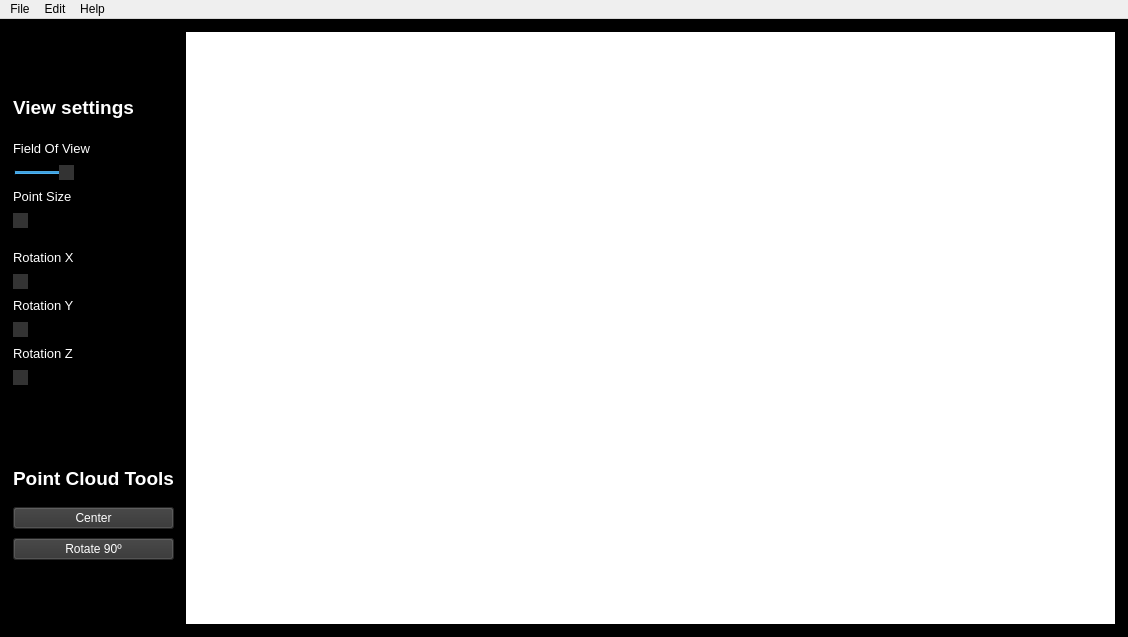
This is PointCloudEditor/code/PointCloudEditor.ui in miguelgutierrezruano/PointCloudEditor as Qt 5 draws it before an edit. The edited form follows.
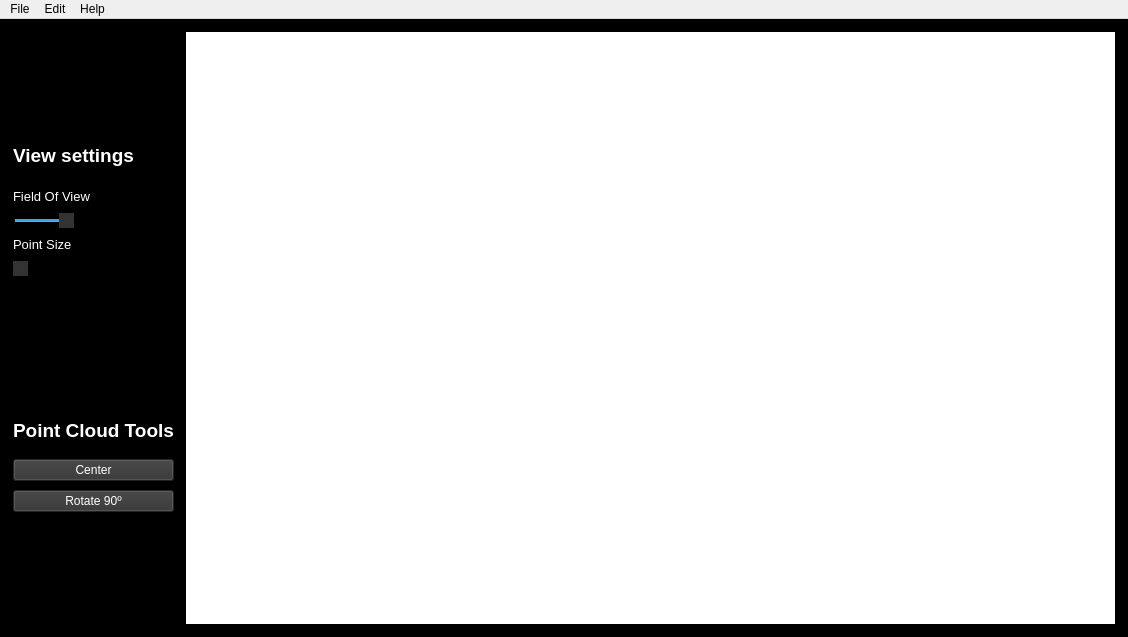
This is the edited form.

Diff of the .ui file:
```diff
--- a/PointCloudEditor/code/PointCloudEditor.ui
+++ b/PointCloudEditor/code/PointCloudEditor.ui
@@ -230,120 +230,6 @@
              </property>
             </spacer>
            </item>
-           <item>
-            <widget class="QLabel" name="rotationx">
-             <property name="sizePolicy">
-              <sizepolicy hsizetype="Preferred" vsizetype="Fixed">
-               <horstretch>0</horstretch>
-               <verstretch>0</verstretch>
-              </sizepolicy>
-             </property>
-             <property name="font">
-              <font>
-               <family>Tahoma</family>
-               <pointsize>10</pointsize>
-              </font>
-             </property>
-             <property name="styleSheet">
-              <string notr="true">color: white;
-font-family: &quot;Tahoma&quot;</string>
-             </property>
-             <property name="text">
-              <string>Rotation X</string>
-             </property>
-            </widget>
-           </item>
-           <item>
-            <widget class="QSlider" name="rotationXSlider">
-             <property name="styleSheet">
-              <string notr="true">QSlider::handle:horizontal {
-    background-color: #333333;
-}</string>
-             </property>
-             <property name="maximum">
-              <number>360</number>
-             </property>
-             <property name="orientation">
-              <enum>Qt::Horizontal</enum>
-             </property>
-            </widget>
-           </item>
-           <item>
-            <widget class="QLabel" name="rotationy">
-             <property name="sizePolicy">
-              <sizepolicy hsizetype="Preferred" vsizetype="Fixed">
-               <horstretch>0</horstretch>
-               <verstretch>0</verstretch>
-              </sizepolicy>
-             </property>
-             <property name="font">
-              <font>
-               <family>Tahoma</family>
-               <pointsize>10</pointsize>
-              </font>
-             </property>
-             <property name="styleSheet">
-              <string notr="true">color: white;
-font-family: &quot;Tahoma&quot;</string>
-             </property>
-             <property name="text">
-              <string>Rotation Y</string>
-             </property>
-            </widget>
-           </item>
-           <item>
-            <widget class="QSlider" name="rotationYSlider">
-             <property name="styleSheet">
-              <string notr="true">QSlider::handle:horizontal {
-    background-color: #333333;
-}</string>
-             </property>
-             <property name="maximum">
-              <number>360</number>
-             </property>
-             <property name="orientation">
-              <enum>Qt::Horizontal</enum>
-             </property>
-            </widget>
-           </item>
-           <item>
-            <widget class="QLabel" name="rotationz">
-             <property name="sizePolicy">
-              <sizepolicy hsizetype="Preferred" vsizetype="Fixed">
-               <horstretch>0</horstretch>
-               <verstretch>0</verstretch>
-              </sizepolicy>
-             </property>
-             <property name="font">
-              <font>
-               <family>Tahoma</family>
-               <pointsize>10</pointsize>
-              </font>
-             </property>
-             <property name="styleSheet">
-              <string notr="true">color: white;
-font-family: &quot;Tahoma&quot;</string>
-             </property>
-             <property name="text">
-              <string>Rotation Z</string>
-             </property>
-            </widget>
-           </item>
-           <item>
-            <widget class="QSlider" name="rotationZSlider">
-             <property name="styleSheet">
-              <string notr="true">QSlider::handle:horizontal {
-    background-color: #333333;
-}</string>
-             </property>
-             <property name="maximum">
-              <number>360</number>
-             </property>
-             <property name="orientation">
-              <enum>Qt::Horizontal</enum>
-             </property>
-            </widget>
-           </item>
           </layout>
          </item>
          <item>
```
Left out of the diff: 9 changed lines with no effect on the pictures.
